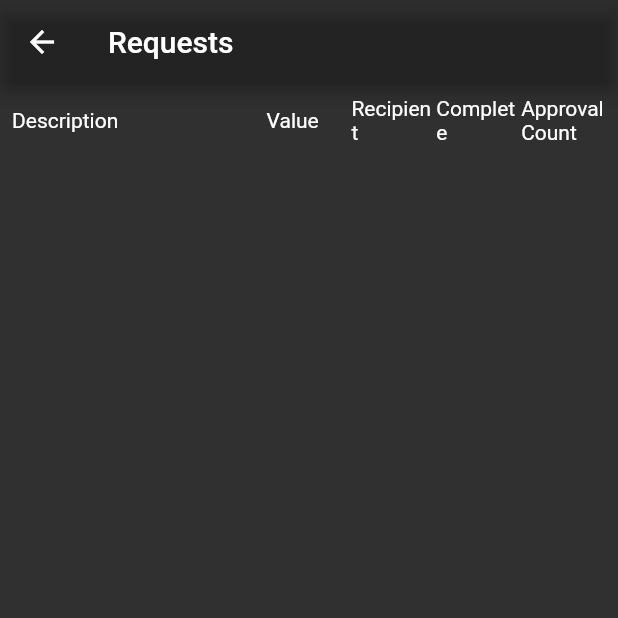
After one commit to hieu-dd/Kickstart, a Flutter app: the ViewRequests screen opened by its route, on a phone screen of 412 x 824 dp, the top half of it. The commit adds this screen. Run offline on Flutter 3.47's test engine with Material 2 defaults, Android fonts, the phone set to English and light mode, and no system bars; missing offline and left inert: bip39, dart_bip32_bip44, web3dart.

Commit message:
Update view requests

```diff
--- a/lib/main.dart
+++ b/lib/main.dart
@@ -2,6 +2,7 @@ import 'package:kick_start/provider/campaign_provider.dart';
 import 'package:kick_start/screen/create_campaign.dart';
 import 'package:kick_start/screen/detail.dart';
 import 'package:flutter/material.dart';
+import 'package:kick_start/screen/view_requests.dart';
 import 'package:provider/provider.dart';
 import 'provider/campaign_factory.dart';
 import 'screen/home.dart';
@@ -17,7 +18,7 @@ class MyApp extends StatelessWidget {
     return MultiProvider(
       providers: [
         ChangeNotifierProvider(create: (_) => CampaignFactoryProvider()),
-        ChangeNotifierProvider(create: (_) => CampaignProvider()),
+        ChangeNotifierProvider(create: (_) => CampaignProvider.Instance),
       ],
       child: MaterialApp(
         title: 'KickStart',
@@ -25,7 +26,8 @@ class MyApp extends StatelessWidget {
         routes: {
           HomePage.route: (_) => HomePage(),
           CampaignShow.route: (_) => CampaignShow(),
-          CreateCampaignScreen.route: (_) => CreateCampaignScreen()
+          CreateCampaignScreen.route: (_) => CreateCampaignScreen(),
+          ViewRequests.route: (_) => ViewRequests()
         },
       ),
     );
--- a/lib/provider/wallet.dart
+++ b/lib/provider/wallet.dart
@@ -9,7 +9,6 @@ class CustomWallet {
 
     String seed = bip39.mnemonicToSeedHex(mnemonic);
     Chain chain = Chain.seed(seed);
-    // Chain chain = Chain.seed(hex.encode(utf8.encode(mnemonic)));
     ExtendedPrivateKey key =
         chain.forPath("m/44'/60'/0'/0/$indexAccount") as ExtendedPrivateKey;
     return EthPrivateKey.fromHex(key.privateKeyHex()); //web3dart
--- /dev/null
+++ b/lib/screen/view_requests.dart
@@ -0,0 +1,122 @@
+import 'package:flutter/material.dart';
+import 'package:kick_start/provider/campaign_provider.dart';
+import 'package:provider/provider.dart';
+
+class ViewRequests extends StatelessWidget {
+  static const route = "/view_requests";
+
+  @override
+  Widget build(BuildContext context) {
+    final campaignProvider = context.watch<CampaignProvider>();
+    final requests = campaignProvider.requests;
+    return Scaffold(
+      appBar: AppBar(
+        backgroundColor: Colors.transparent,
+        title: const Text("Requests"),
+      ),
+      body: Padding(
+        padding: const EdgeInsets.all(8),
+        child: Container(
+          width: double.infinity,
+          child: Column(
+            children: [
+              Expanded(
+                child: ListView.builder(
+                    itemCount: requests.length + 1,
+                    itemBuilder: (context, index) {
+                      return index == 0
+                          ? _title()
+                          : _itemRequest(
+                              requests[index - 1],
+                              index % 2 == 0
+                                  ? Colors.transparent
+                                  : Colors.black26);
+                    }),
+              )
+            ],
+          ),
+        ),
+      ),
+    );
+  }
+
+  Widget _title() {
+    return Row(
+      children: const [
+        Flexible(
+          child: Text(
+            "Description",
+          ),
+          flex: 3,
+          fit: FlexFit.tight,
+        ),
+        Flexible(
+          child: Text("Value"),
+          fit: FlexFit.tight,
+          flex: 1,
+        ),
+        Flexible(
+          child: Text("Recipient"),
+          fit: FlexFit.tight,
+          flex: 1,
+        ),
+        Flexible(
+          child: Text("Complete"),
+          fit: FlexFit.tight,
+          flex: 1,
+        ),
+        Flexible(
+          child: Text("ApprovalCount"),
+          fit: FlexFit.tight,
+          flex: 1,
+        ),
+      ],
+    );
+  }
+
+  Widget _itemRequest(dynamic request, Color color) {
+    return Container(
+      color: color,
+      child: Row(
+        crossAxisAlignment: CrossAxisAlignment.start,
+        children: [
+          Flexible(
+            child: Text(
+              request[0].toString(),
+            ),
+            flex: 3,
+            fit: FlexFit.tight,
+          ),
+          Flexible(
+            child: Text(
+              request[1].toString(),
+            ),
+            fit: FlexFit.tight,
+            flex: 1,
+          ),
+          Flexible(
+            child: Text(
+              request[2].toString(),
+            ),
+            fit: FlexFit.tight,
+            flex: 1,
+          ),
+          Flexible(
+            child: Text(
+              request[3].toString(),
+            ),
+            fit: FlexFit.tight,
+            flex: 1,
+          ),
+          Flexible(
+            child: Text(
+              request[4].toString(),
+            ),
+            fit: FlexFit.tight,
+            flex: 1,
+          ),
+        ],
+      ),
+    );
+  }
+}
```
Also changed, not shown: lib/provider/campaign_provider.dart (+42 -10 lines), lib/screen/detail.dart (+13 -11 lines), lib/screen/home.dart (+6 -6 lines).
